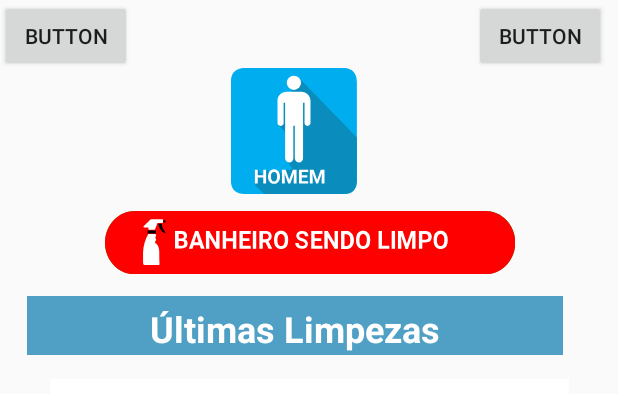
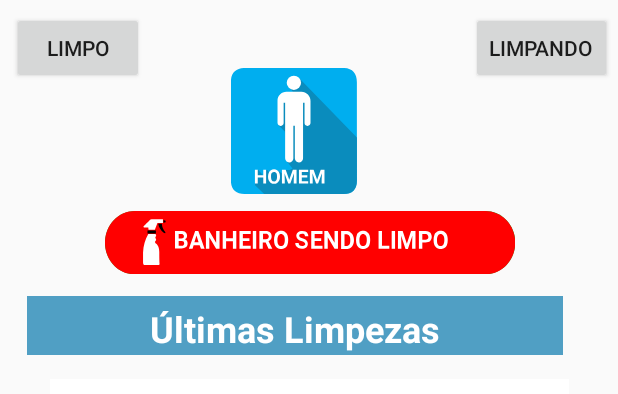
Before and after one commit to mViniciusMarques/geovaniago, an Android app: the layout activity_masculino.xml on its own in the app's theme, with its tools: preview values and no code run, on a phone screen of 412 x 824 dp. Shown: the top 394 px of the screen. Run offline under Robolectric (Android 15) with nearby library versions, the phone set to English and light mode, and no system bars.

```diff
--- a/app/src/main/res/layout/activity_masculino.xml
+++ b/app/src/main/res/layout/activity_masculino.xml
@@ -110,18 +110,21 @@
         android:id="@+id/button2"
         android:layout_width="wrap_content"
         android:layout_height="wrap_content"
-        android:text="Button"
-        tools:layout_editor_absoluteX="33dp"
-        tools:layout_editor_absoluteY="24dp" />
+        android:text="Limpo"
+        android:layout_marginLeft="8dp"
+        app:layout_constraintLeft_toLeftOf="parent"
+        app:layout_constraintTop_toTopOf="parent"
+        android:layout_marginTop="8dp" />
 
     <Button
         android:id="@+id/button3"
         android:layout_width="wrap_content"
         android:layout_height="wrap_content"
-        android:text="Button"
-        tools:layout_editor_absoluteY="16dp"
-        android:layout_marginRight="8dp"
-        app:layout_constraintRight_toRightOf="parent" />
+        android:text="Limpando"
+        android:layout_marginRight="4dp"
+        app:layout_constraintRight_toRightOf="parent"
+        app:layout_constraintTop_toTopOf="parent"
+        android:layout_marginTop="8dp" />
 
 
 </android.support.constraint.ConstraintLayout>
```
Also changed, not shown: app/src/main/java/com/m2brcorp/geostatus/MasculinoActivity.java (+28 -3 lines).
